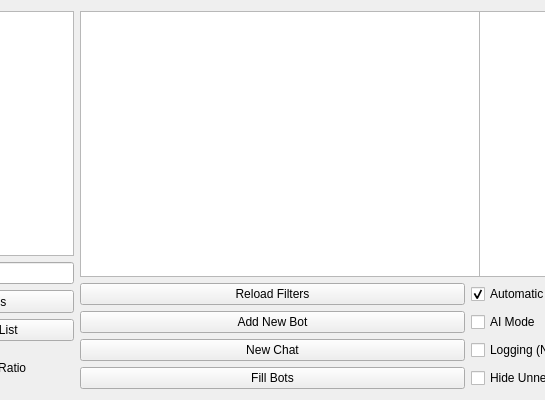
Before: the Qt Designer form QT_Test/qt_test.ui in grasmanek94/PACB-PROJECT-ChatBot-QT-V3, drawn with Qt 5; both pictures show x 137 to 682 and y 0 to 400 of the 1420 by 400 pixel window.
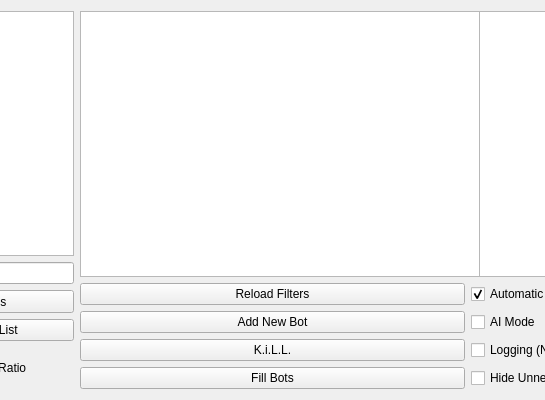
After: the same form once the commit is applied. Icons and pictures are not drawn.

```diff
--- a/QT_Test/qt_test.ui
+++ b/QT_Test/qt_test.ui
@@ -142,7 +142,7 @@
          </size>
         </property>
         <property name="text">
-         <string>New Chat</string>
+         <string>K.i.L.L.</string>
         </property>
        </widget>
       </item>
```
